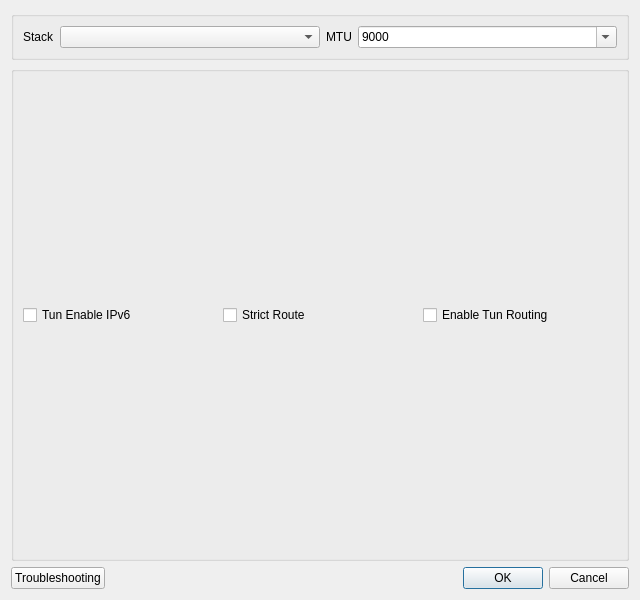
Qt form include/ui/setting/dialog_vpn_settings.ui (throneproj/Throne) before a commit.
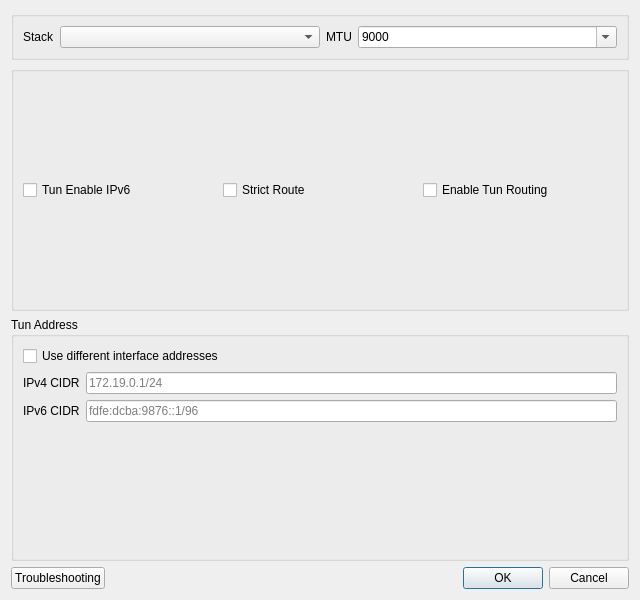
The same form after that commit.

Commit message: feat: Closes #1124: customizable TUN addresses

The edit to the form file:
```diff
--- a/include/ui/setting/dialog_vpn_settings.ui
+++ b/include/ui/setting/dialog_vpn_settings.ui
@@ -106,6 +106,50 @@
      </layout>
     </widget>
    </item>
+   <item>
+    <widget class="QGroupBox" name="tunAddressGroupBox">
+     <property name="title">
+      <string>Tun Address</string>
+     </property>
+     <layout class="QFormLayout" name="formLayout">
+      <item row="0" column="0" colspan="2">
+       <widget class="QCheckBox" name="use_custom_interface_addresses">
+        <property name="text">
+         <string>Use different interface addresses</string>
+        </property>
+       </widget>
+      </item>
+      <item row="1" column="0">
+       <widget class="QLabel" name="label_tun_ipv4">
+        <property name="text">
+         <string>IPv4 CIDR</string>
+        </property>
+       </widget>
+      </item>
+      <item row="1" column="1">
+       <widget class="QLineEdit" name="tun_ipv4_cidr">
+        <property name="placeholderText">
+         <string notr="true">172.19.0.1/24</string>
+        </property>
+       </widget>
+      </item>
+      <item row="2" column="0">
+       <widget class="QLabel" name="label_tun_ipv6">
+        <property name="text">
+         <string>IPv6 CIDR</string>
+        </property>
+       </widget>
+      </item>
+      <item row="2" column="1">
+       <widget class="QLineEdit" name="tun_ipv6_cidr">
+        <property name="placeholderText">
+         <string notr="true">fdfe:dcba:9876::1/96</string>
+        </property>
+       </widget>
+      </item>
+     </layout>
+    </widget>
+   </item>
    <item>
     <layout class="QHBoxLayout" name="horizontalLayout_3">
      <item>
```
Left out of the diff: 2 changed lines with no effect on the pictures. The commit also changes 5 other files.
